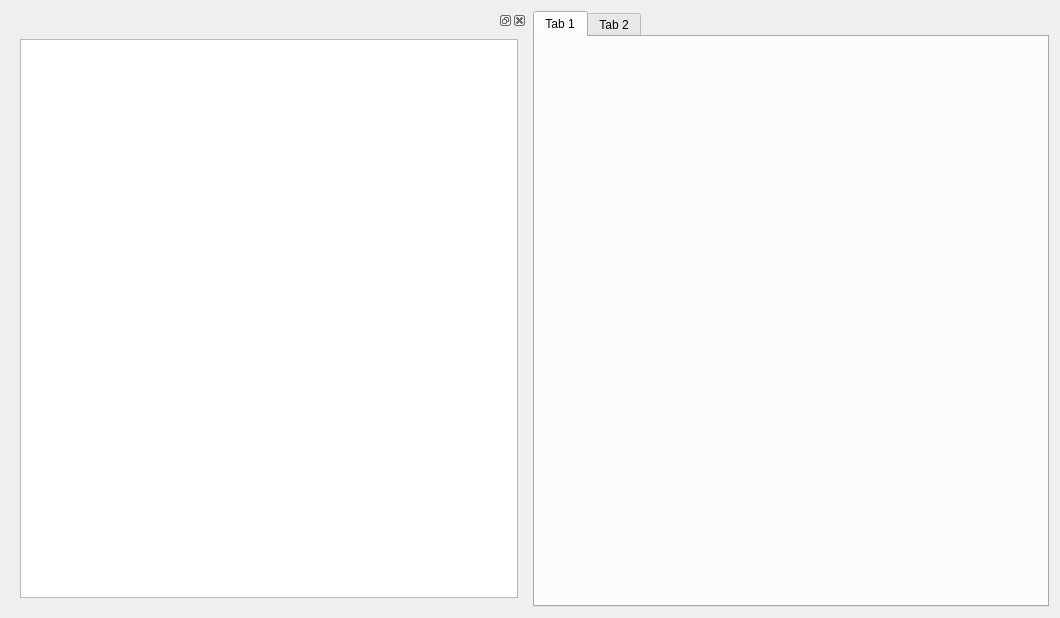
First picture: the form in autotest/telemetryform.ui, repository LiPYlpy/AutoTest, before the edit.
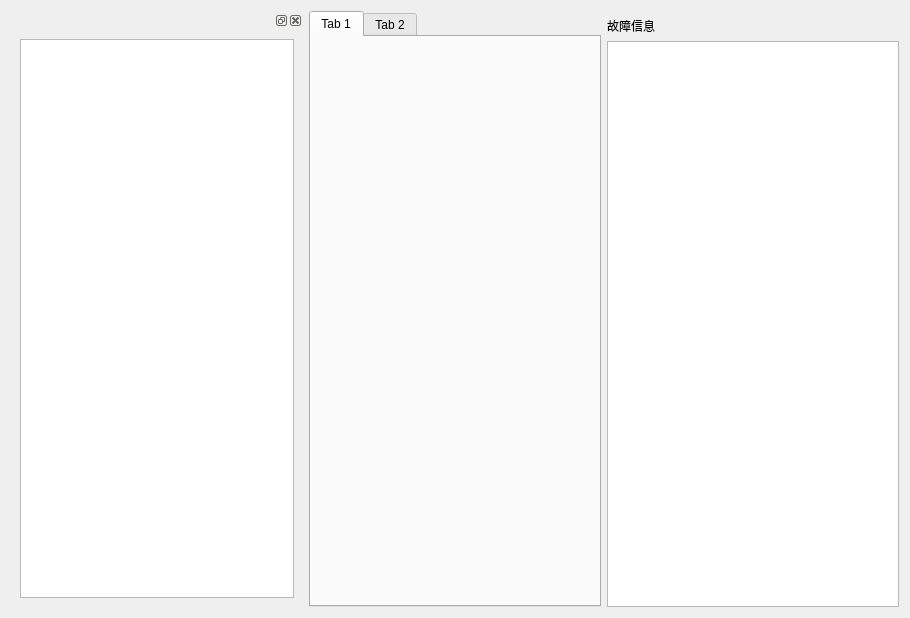
Second picture: the form after the edit.

Diff of the .ui file:
```diff
--- a/autotest/telemetryform.ui
+++ b/autotest/telemetryform.ui
@@ -6,7 +6,7 @@
    <rect>
     <x>0</x>
     <y>0</y>
-    <width>1060</width>
+    <width>910</width>
     <height>618</height>
    </rect>
   </property>
@@ -14,7 +14,7 @@
    <string>Form</string>
   </property>
   <layout class="QGridLayout" name="gridLayout">
-   <item row="0" column="0">
+   <item row="0" column="0" rowspan="2">
     <widget class="QDockWidget" name="dockWidget">
      <property name="maximumSize">
       <size>
@@ -40,7 +40,21 @@
      </widget>
     </widget>
    </item>
-   <item row="0" column="1">
+   <item row="1" column="2">
+    <layout class="QVBoxLayout" name="verticalLayout_2">
+     <item>
+      <widget class="QLabel" name="label">
+       <property name="text">
+        <string>故障信息</string>
+       </property>
+      </widget>
+     </item>
+     <item>
+      <widget class="QTextBrowser" name="errorText"/>
+     </item>
+    </layout>
+   </item>
+   <item row="0" column="1" rowspan="2">
     <widget class="QTabWidget" name="tabWidgetDisplay">
      <property name="currentIndex">
       <number>0</number>
```
